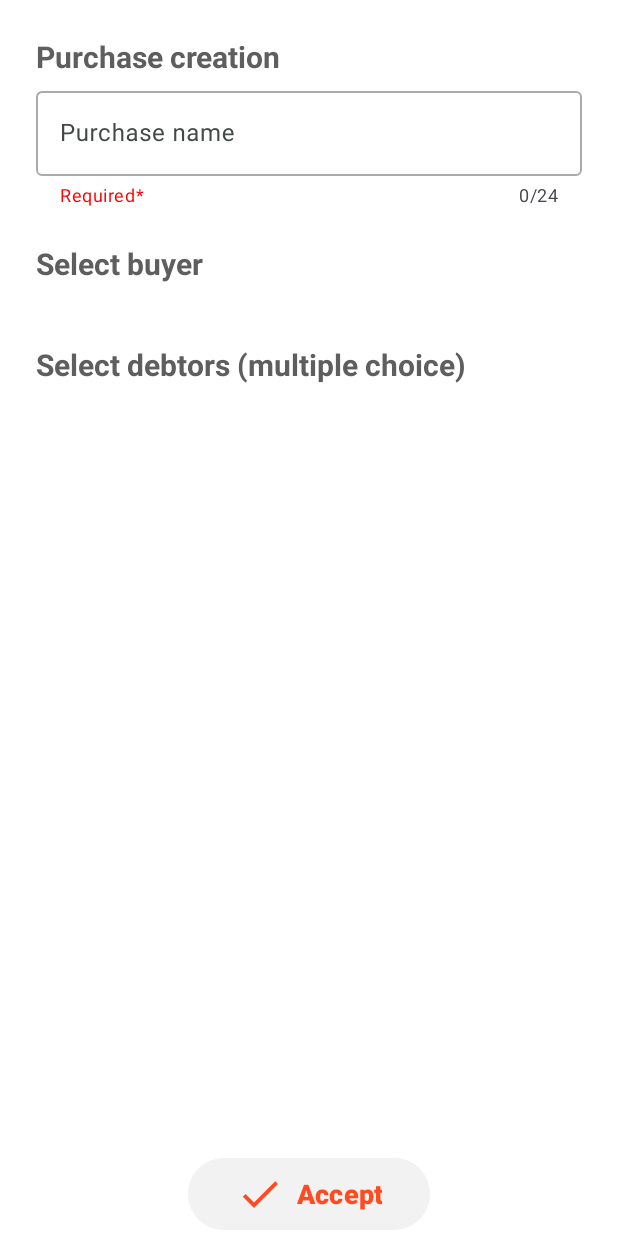
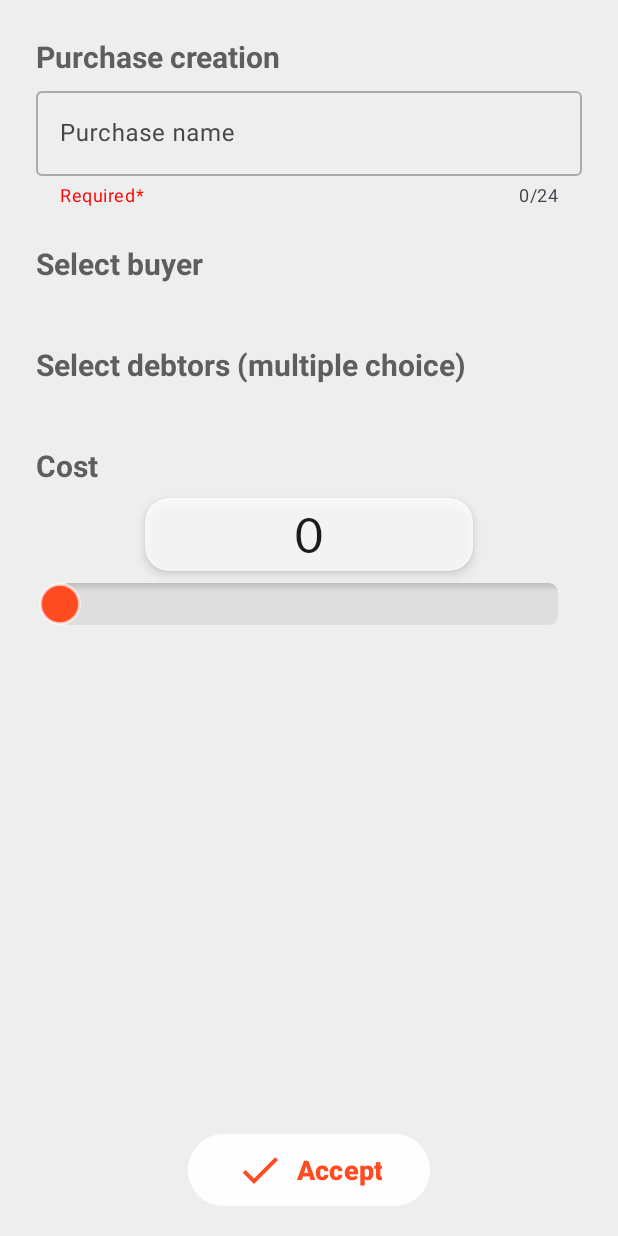
Before and after one commit to VladosDudos1/PartyBankCalculator, an Android app: the PurchaseFragment screen opened through its navigation route, on a phone screen of 412 x 824 dp. Run offline under Robolectric (Android 15) with nearby library versions, the phone set to English and light mode, and no system bars; 3 statements that could not run were skipped.

Commit message:
cost seek bar

```diff
--- a/app/src/main/java/vlados/dudos/party/bank/calculator/presentation/fragment/PurchaseFragment.kt
+++ b/app/src/main/java/vlados/dudos/party/bank/calculator/presentation/fragment/PurchaseFragment.kt
@@ -1,23 +1,47 @@
 package vlados.dudos.party.bank.calculator.presentation.fragment
 
+import android.content.DialogInterface
 import android.os.Bundle
-import androidx.fragment.app.Fragment
+import android.text.Editable
+import android.text.TextWatcher
+import android.util.Log
 import android.view.LayoutInflater
 import android.view.View
 import android.view.ViewGroup
+import android.widget.SeekBar
+import android.widget.SeekBar.OnSeekBarChangeListener
 import androidx.fragment.app.activityViewModels
 import androidx.fragment.app.viewModels
+import vlados.dudos.domain.utils.StringOperationsSupport.correctTextAsCounter
 import vlados.dudos.party.bank.calculator.R
 import vlados.dudos.party.bank.calculator.databinding.FragmentPurchaseBinding
 import vlados.dudos.party.bank.calculator.interfaces.IActiveFragment
 import vlados.dudos.party.bank.calculator.presentation.fragment.base.BaseFragment
-import vlados.dudos.party.bank.calculator.presentation.viewmodel.EventViewModel
 import vlados.dudos.party.bank.calculator.presentation.viewmodel.HostViewModel
 import vlados.dudos.party.bank.calculator.presentation.viewmodel.PurchaseViewModel
 
-class PurchaseFragment : BaseFragment(), IActiveFragment {
 
-    private val binding: FragmentPurchaseBinding by lazy { FragmentPurchaseBinding.inflate(layoutInflater) }
+class PurchaseFragment : BaseFragment(), IActiveFragment, TextWatcher {
+
+
+    override fun onTextChanged(s: CharSequence?, start: Int, before: Int, count: Int) {
+        with(binding) {
+            val maxProgress = costBar.max
+            val correctedText = correctTextAsCounter(costEditText.text.toString())
+            if (costEditText.text.toString() != correctedText) costEditText.setText(correctedText)
+            if (correctedText.toInt() <= maxProgress){
+                viewModel.changeSeekProgress(correctedText.toInt())
+            }
+            else viewModel.changeSeekProgress(maxProgress)
+            costEditText.setSelection(correctedText.length)
+        }
+    }
+
+    private val binding: FragmentPurchaseBinding by lazy {
+        FragmentPurchaseBinding.inflate(
+            layoutInflater
+        )
+    }
     private val viewModel: PurchaseViewModel by viewModels()
     private val hostViewModel: HostViewModel by activityViewModels()
 
@@ -28,7 +52,41 @@ class PurchaseFragment : BaseFragment(), IActiveFragment {
         return binding.root
     }
 
-    override fun updateUi() { }
-    override fun setObservers() {}
-    override fun applyClick() {}
+    override fun onViewCreated(view: View, savedInstanceState: Bundle?) {
+        super.onViewCreated(view, savedInstanceState)
+        applyTextWatcher(binding.costEditText, this)
+        setObservers()
+        applyClick()
+    }
+
+    override fun updateUi() {}
+    override fun setObservers() {
+        with(binding) {
+            viewModel.progress.observe(viewLifecycleOwner) {
+                if (costBar.progress != costEditText.text.toString().toInt())
+                    costBar.progress = it
+            }
+        }
+    }
+
+    override fun applyClick() {
+        with(binding) {
+            root.setOnClickListener {
+                costEditText.clearFocus()
+            }
+            costBar.setOnSeekBarChangeListener(object : OnSeekBarChangeListener {
+                override fun onStopTrackingTouch(seekBar: SeekBar) {
+                }
+
+                override fun onStartTrackingTouch(seekBar: SeekBar) {}
+
+                override fun onProgressChanged(seekBar: SeekBar, progress: Int, fromUser: Boolean) {
+                    if (seekBar.progress > costEditText.text.toString().toInt() || fromUser) costEditText.setText(seekBar.progress.toString())
+                }
+            })
+        }
+    }
+
+    override fun afterTextChanged(s: Editable?) {}
+    override fun beforeTextChanged(s: CharSequence?, start: Int, count: Int, after: Int) {}
 }
--- a/app/src/main/java/vlados/dudos/party/bank/calculator/presentation/fragment/base/BaseFragment.kt
+++ b/app/src/main/java/vlados/dudos/party/bank/calculator/presentation/fragment/base/BaseFragment.kt
@@ -4,6 +4,9 @@ import android.app.Activity
 import android.app.Dialog
 import android.content.Context
 import android.os.Bundle
+import android.text.TextWatcher
+import android.view.View
+import android.widget.EditText
 import android.widget.Toast
 import androidx.fragment.app.Fragment
 import androidx.navigation.fragment.findNavController
@@ -196,4 +199,7 @@ abstract class BaseFragment : Fragment(), ParticipantAdapter.OnClick, IUpdateUi
     protected fun navigate(action: Int) {
         findNavController().navigate(action)
     }
+    protected fun applyTextWatcher(editText: EditText, textWatcher: TextWatcher){
+        editText.addTextChangedListener(textWatcher)
+    }
 }
--- a/app/src/main/java/vlados/dudos/party/bank/calculator/presentation/viewmodel/PurchaseViewModel.kt
+++ b/app/src/main/java/vlados/dudos/party/bank/calculator/presentation/viewmodel/PurchaseViewModel.kt
@@ -1,6 +1,20 @@
 package vlados.dudos.party.bank.calculator.presentation.viewmodel
 
+import androidx.lifecycle.LiveData
+import androidx.lifecycle.MutableLiveData
 import androidx.lifecycle.ViewModel
+import vlados.dudos.domain.model.Event
 
 class PurchaseViewModel : ViewModel() {
+    private val seekBarValue = MutableLiveData<Int>()
+    val progress: LiveData<Int> get() = seekBarValue
+    private val selectionValue = MutableLiveData(1)
+    val selection: LiveData<Int> get() = seekBarValue
+
+    fun changeSeekProgress(progress: Int){
+        seekBarValue.value = progress
+    }
+    fun setSelection(selection: Int?){
+        selectionValue.value = selection ?: 1
+    }
 }
--- /dev/null
+++ b/app/src/main/res/drawable/border_shadow.xml
@@ -0,0 +1,16 @@
+<?xml version="1.0" encoding="utf-8"?>
+<layer-list xmlns:android="http://schemas.android.com/apk/res/android">
+    <item>
+        <shape>
+            <corners
+                android:radius="6dp" />
+            <gradient
+                android:angle="270"
+                android:startColor="@color/seek_start_progress_color"
+                android:centerColor="@color/seek_center_progress_color"
+                android:endColor="@color/seek_end_progress_color"
+                android:centerY="0.2"
+                android:type="linear"/>
+        </shape>
+    </item>
+</layer-list>
--- /dev/null
+++ b/app/src/main/res/drawable/cost_edit_text_background.xml
@@ -0,0 +1,5 @@
+<?xml version="1.0" encoding="utf-8"?>
+<shape android:shape="rectangle" xmlns:android="http://schemas.android.com/apk/res/android">
+    <corners android:radius="16dp"/>
+    <solid android:color="@color/softMainColor"/>
+</shape>
--- /dev/null
+++ b/app/src/main/res/drawable/custom_thumb.xml
@@ -0,0 +1,12 @@
+<?xml version="1.0" encoding="utf-8"?>
+<layer-list xmlns:android="http://schemas.android.com/apk/res/android">
+    <item>
+        <shape android:shape="oval">
+            <solid android:color="@color/alternative"/>
+            <size
+                android:width="28dp"
+                android:height="28dp"/>
+            <stroke android:width="2dp" android:color="@color/thumb_stroke_color"/>
+        </shape>
+    </item>
+</layer-list>
--- /dev/null
+++ b/app/src/main/res/drawable/seekbar_progress.xml
@@ -0,0 +1,15 @@
+<?xml version="1.0" encoding="utf-8"?>
+<layer-list xmlns:android="http://schemas.android.com/apk/res/android">
+    <item
+        android:id="@+id/progressshape">
+        <clip>
+            <shape
+                android:shape="rectangle" >
+                <size android:height="5dp"/>
+                <corners
+                    android:radius="5dp" />
+                <solid android:color="@color/alternative"/>
+            </shape>
+        </clip>
+    </item>
+</layer-list>
--- /dev/null
+++ b/app/src/main/res/drawable/seekbar_style.xml
@@ -0,0 +1,13 @@
+<?xml version="1.0" encoding="utf-8"?>
+<layer-list xmlns:android="http://schemas.android.com/apk/res/android" >
+    <item
+        android:id="@android:id/background"
+        android:drawable="@drawable/border_shadow" >
+    </item>
+
+    <item
+        android:id="@android:id/progress" >
+        <clip
+            android:drawable="@drawable/seekbar_progress" />
+    </item>
+</layer-list>
--- a/app/src/main/res/layout/fragment_purchase.xml
+++ b/app/src/main/res/layout/fragment_purchase.xml
@@ -15,7 +15,7 @@
         <androidx.constraintlayout.widget.ConstraintLayout
             android:layout_width="match_parent"
             android:layout_height="wrap_content"
-            android:paddingBottom="64dp">
+            android:paddingBottom="96dp">
 
             <TextView
                 android:id="@+id/titleTxt"
@@ -88,6 +88,66 @@
                 android:layout_marginTop="16dp"
                 app:layout_constraintTop_toBottomOf="@+id/selectDebtorsText" />
 
+            <TextView
+                android:id="@+id/costText"
+                android:layout_width="wrap_content"
+                android:layout_height="wrap_content"
+                android:layout_marginVertical="24dp"
+                android:text="@string/cost"
+                android:theme="@style/TitleText"
+                app:layout_constraintStart_toStartOf="parent"
+                app:layout_constraintTop_toBottomOf="@+id/debtorsRecycler" />
+
+            <EditText
+                android:id="@+id/costEditText"
+                android:layout_width="0dp"
+                android:layout_height="wrap_content"
+                android:elevation="4dp"
+                android:layout_marginTop="8dp"
+                android:background="@drawable/cost_edit_text_background"
+                android:paddingVertical="5dp"
+                android:digits="@string/numbers"
+                android:fontFamily="@font/lato_regular"
+                android:inputType="number"
+                android:lines="1"
+                android:maxLength="5"
+                android:text="@string/zero"
+                android:textAlignment="center"
+                android:textSize="32sp"
+                app:layout_constraintEnd_toEndOf="@id/guideline80"
+                app:layout_constraintStart_toStartOf="@id/guideline20"
+                app:layout_constraintTop_toBottomOf="@+id/costText" />
+
+            <SeekBar
+                android:id="@+id/costBar"
+                android:layout_width="0dp"
+                android:layout_height="wrap_content"
+                android:layout_marginTop="8dp"
+                android:max="5000"
+                android:min="0"
+                android:progress="0"
+                android:progressDrawable="@drawable/seekbar_style"
+                android:splitTrack="false"
+                android:thumb="@drawable/custom_thumb"
+                app:layout_constraintEnd_toEndOf="parent"
+                app:layout_constraintStart_toStartOf="parent"
+                app:layout_constraintTop_toBottomOf="@+id/costEditText" />
+
+            <androidx.constraintlayout.widget.Guideline
+                android:id="@+id/guideline20"
+                android:layout_width="wrap_content"
+                android:layout_height="wrap_content"
+                android:orientation="vertical"
+                app:layout_constraintGuide_begin="20dp"
+                app:layout_constraintGuide_percent="0.20" />
+
+            <androidx.constraintlayout.widget.Guideline
+                android:id="@+id/guideline80"
+                android:layout_width="wrap_content"
+                android:layout_height="wrap_content"
+                android:orientation="vertical"
+                app:layout_constraintGuide_percent="0.80"/>
+
         </androidx.constraintlayout.widget.ConstraintLayout>
     </ScrollView>
 
@@ -95,14 +155,15 @@
         android:id="@+id/acceptButton"
         android:layout_width="wrap_content"
         android:layout_height="wrap_content"
+        android:layout_marginBottom="16dp"
         android:backgroundTint="@color/softMainColor"
+        android:paddingHorizontal="32dp"
+        android:paddingVertical="8dp"
         android:text="@string/accept"
         android:textColor="@color/alternative"
-        app:icon="@drawable/done_vector"
-        android:paddingHorizontal="32dp"
-        android:paddingVertical="8dp"
         android:textSize="18sp"
         android:textStyle="bold"
+        app:icon="@drawable/done_vector"
         app:iconSize="32dp"
         app:iconTint="@color/alternative"
         app:layout_constraintBottom_toBottomOf="parent"
--- a/app/src/main/res/values-night/colors.xml
+++ b/app/src/main/res/values-night/colors.xml
@@ -3,6 +3,7 @@
     <color name="black">#FF000000</color>
     <color name="white">#FFFFFFFF</color>
     <color name="transparent">#00000000</color>
+    <color name="bg_color">#DE181818</color>
     <color name="red">#FF0000</color>
     <color name="blue">#0000FF</color>
     <color name="green">#00FF00</color>
@@ -19,5 +20,9 @@
     <color name="softMainColor">#CC222222</color>
     <color name="eventCardColor">#BB222222</color>
     <color name="eventCardStroke">@color/hintColor</color>
-<!--    <color name="eventCardStroke">#848d8e</color>-->
+    <color name="thumb_stroke_color">#88181818</color>
+
+    <color name="seek_start_progress_color">#EEFFFFFF</color>
+    <color name="seek_center_progress_color">#BBFFFFFF</color>
+    <color name="seek_end_progress_color">#BBFFFFFF</color>
 </resources>
--- a/app/src/main/res/values-night/themes.xml
+++ b/app/src/main/res/values-night/themes.xml
@@ -3,7 +3,7 @@
     <style name="Base.Theme.PartyBankCalculator" parent="Theme.Material3.Dark.NoActionBar">
         <item name="colorControlActivated">@color/mainColor</item>
         <item name="colorPrimaryDark">@color/mainGrey</item>
-        <item name="android:windowBackground">@color/black</item>
+        <item name="android:windowBackground">@color/bg_color</item>
         <item name="android:textColor">@color/white</item>
         <item name="android:textColorHint">@color/hintColor</item>
         <item name="android:textSize">16sp</item>
--- a/app/src/main/res/values/colors.xml
+++ b/app/src/main/res/values/colors.xml
@@ -2,6 +2,7 @@
 <resources xmlns:tools="http://schemas.android.com/tools">
     <color name="black">#FF000000</color>
     <color name="white">#FFFFFFFF</color>
+    <color name="bg_color">#EEFFFFFF</color>
     <color name="transparent">#00000000</color>
     <color name="red">#FF0000</color>
     <color name="blue">#0000FF</color>
@@ -19,10 +20,14 @@
     <color name="eventCardColor">#BBF2F2F2</color>
     <color name="eventCardStroke">#FFAAAAAA</color>
 
-    <color name="softMainColor">#CCF2F2F2</color>
+    <color name="softMainColor">#CCFFFFFF</color>
 
     <color name="alternative">@color/secondColor</color>
     <color name="alternativeMain">@color/mainColor</color>
+    <color name="thumb_stroke_color">#99FFFFFF</color>
 
     <color name="mtrl_textinput_default_box_stroke_color" tools:override="true">#AAA</color>
+    <color name="seek_start_progress_color">#33000000</color>
+    <color name="seek_center_progress_color">#11000000</color>
+    <color name="seek_end_progress_color">#11000000</color>
 </resources>
--- a/app/src/main/res/values/strings.xml
+++ b/app/src/main/res/values/strings.xml
@@ -36,4 +36,7 @@
     <string name="choose_buyer">Select buyer</string>
     <string name="purchase_creating">Purchase creation</string>
     <string name="select_debtors_multiple_choice">Select debtors (multiple choice)</string>
+    <string name="cost">Cost</string>
+    <string name="zero">0</string>
+    <string name="numbers">0123456789</string>
 </resources>
--- a/app/src/main/res/values/themes.xml
+++ b/app/src/main/res/values/themes.xml
@@ -3,7 +3,7 @@
     <style name="Base.Theme.PartyBankCalculator" parent="Theme.Material3.Light.NoActionBar">
         <item name="colorControlActivated">@color/mainColor</item>
         <item name="colorPrimaryDark">@color/mainGrey</item>
-        <item name="android:windowBackground">@color/white</item>
+        <item name="android:windowBackground">@color/bg_color</item>
         <item name="android:textColor">@color/textColor</item>
         <item name="android:textColorHint">@color/hintColor</item>
         <item name="android:textSize">16sp</item>
--- /dev/null
+++ b/domain/src/main/java/vlados/dudos/domain/utils/StringOperationsSupport.kt
@@ -0,0 +1,16 @@
+package vlados.dudos.domain.utils
+
+import android.util.Log
+
+object StringOperationsSupport {
+    fun correctTextAsCounter(text: String): String {
+        var resultString = text
+        if (text.isEmpty()) {
+            resultString = "0"
+        } else if (text != "0" && text[0].toString() == "0"
+        ) {
+            correctTextAsCounter(text.removeRange(0..0))
+        }
+        return resultString.toInt().toString()
+    }
+}
```
Also changed, not shown: app/src/main/res/font/lato_regular.ttf (added), 1 other file.
